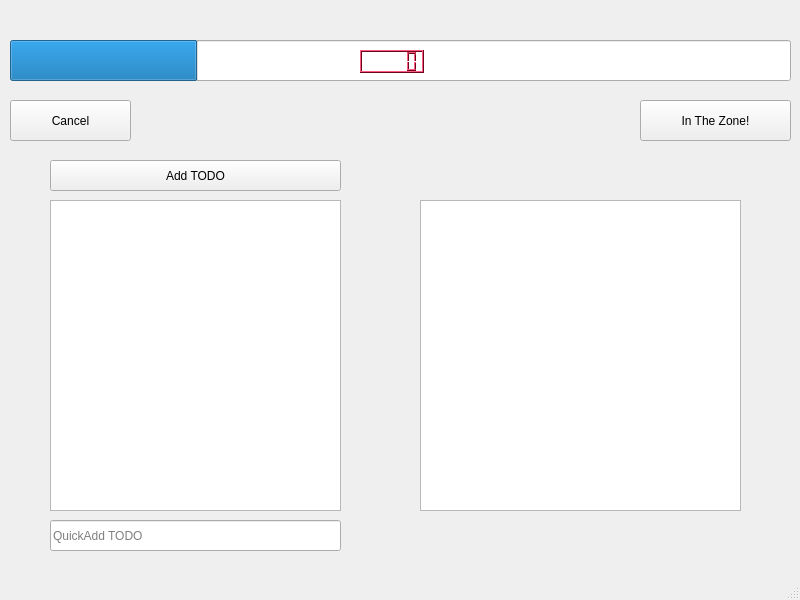
This is src/gui/ui/mainwindow.ui in ravenvz/SprintTimer as Qt 5 draws it before an edit. The edited form follows.
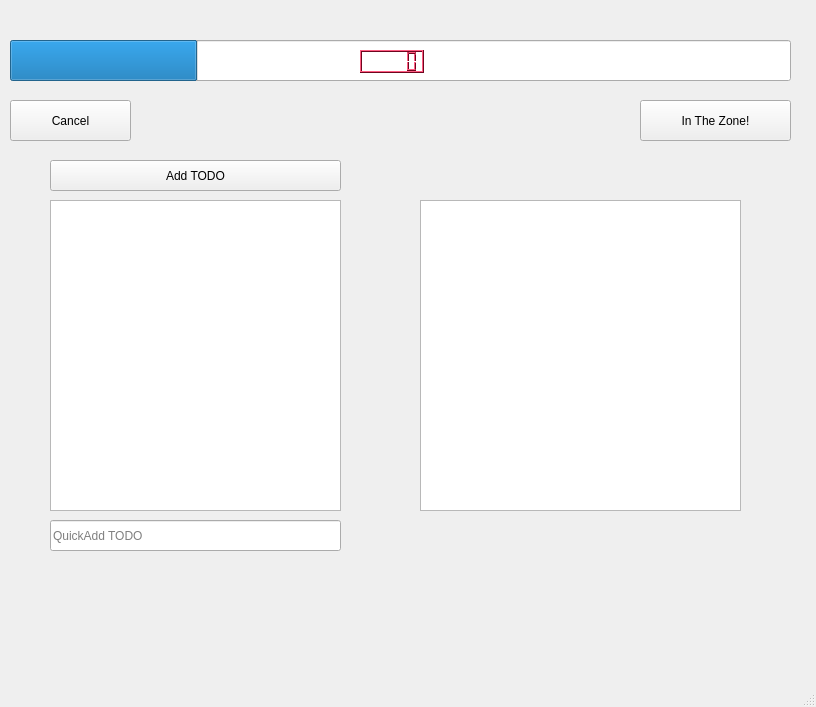
This is the edited form. Custom widgets are drawn as their Qt base class.

Commit message: Slightly change main window dimensions

What changed in the file:
```diff
--- a/src/gui/ui/mainwindow.ui
+++ b/src/gui/ui/mainwindow.ui
@@ -6,8 +6,8 @@
    <rect>
     <x>0</x>
     <y>0</y>
-    <width>800</width>
-    <height>600</height>
+    <width>816</width>
+    <height>707</height>
    </rect>
   </property>
   <property name="windowTitle">
```
Left out of the diff: 4 changed lines with no effect on the pictures.
